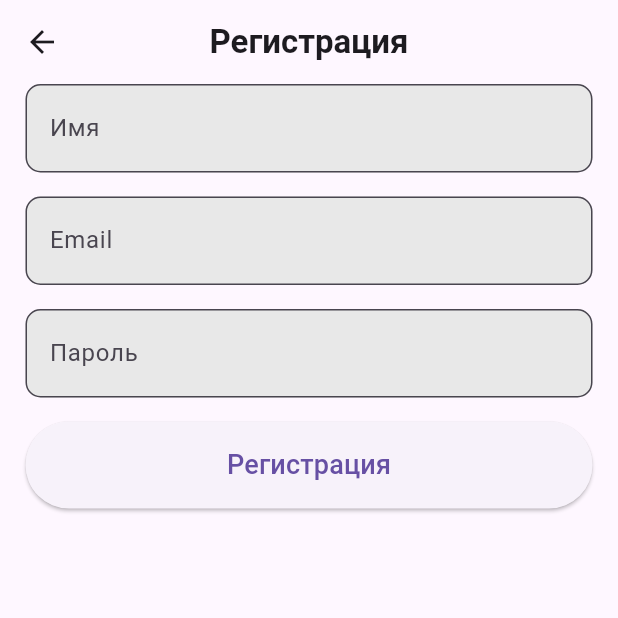
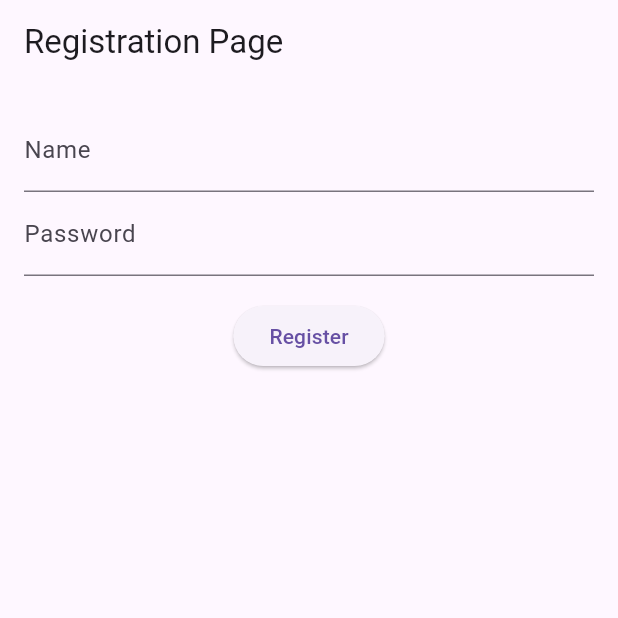
Before and after one commit to Rimas2200/TimetableChelGuFlutter, a Flutter app: the RegistrationPage screen opened directly, on a phone screen of 412 x 824 dp, the top half of it. Run offline on Flutter 3.47's test engine with Material 3 defaults, Android fonts, the phone set to English and light mode, and no system bars; missing offline and left inert: mysql1.

Commit message:
+сервер(фиксануть ошибку подключения)

```diff
--- a/lib/RegistrationPage.dart
+++ b/lib/RegistrationPage.dart
@@ -1,80 +1,59 @@
-// ignore: file_names
 import 'package:flutter/material.dart';
+import 'package:http/http.dart' as http;
 
-class RegistrationPage extends StatelessWidget {
-  // ignore: use_key_in_widget_constructors
-  const RegistrationPage();
+class RegistrationPage extends StatefulWidget {
+  @override
+  _RegistrationPageState createState() => _RegistrationPageState();
+}
+
+class _RegistrationPageState extends State<RegistrationPage> {
+  final TextEditingController _usernameController = TextEditingController();
+  final TextEditingController _passwordController = TextEditingController();
+
+  Future<void> _registerUser() async {
+    const url = 'http://127.0.0.1:3000/register';
+
+    final username = _usernameController.text;
+    final password = _passwordController.text;
+
+    final response = await http.post(
+      Uri.parse(url),
+      body: {
+        'name': username,
+        'password': password,
+      },
+    );
+
+    if (response.statusCode == 200) {
+      print('User registered successfully!');
+    } else {
+      print('Error occurred during registration');
+    }
+  }
 
   @override
   Widget build(BuildContext context) {
     return Scaffold(
       appBar: AppBar(
-        title: const Text(
-          'Регистрация',
-          style: TextStyle(fontWeight: FontWeight.bold),
-        ),
-        centerTitle: true,
+        title: Text('Registration Page'),
       ),
       body: Padding(
-        padding: const EdgeInsets.symmetric(horizontal: 17),
+        padding: EdgeInsets.all(16.0),
         child: Column(
-          mainAxisAlignment: MainAxisAlignment.start,
           children: [
-            SizedBox(
-              width: double.infinity,
-              child: TextFormField(
-                decoration: InputDecoration(
-                  labelText: 'Имя',
-                  border: OutlineInputBorder(
-                    borderRadius: BorderRadius.circular(10.0),
-                  ),
-                  fillColor: const Color.fromRGBO(232, 232, 232, 100),
-                  filled: true,
-                ),
-                style: const TextStyle(fontSize: 18),
-              ),
+            TextField(
+              controller: _usernameController,
+              decoration: InputDecoration(labelText: 'Name'),
             ),
-            const SizedBox(height: 16),
-            SizedBox(
-              width: double.infinity,
-              child: TextFormField(
-                decoration: InputDecoration(
-                  labelText: 'Email',
-                  border: OutlineInputBorder(
-                    borderRadius: BorderRadius.circular(10.0),
-                  ),
-                  fillColor: const Color.fromRGBO(232, 232, 232, 100),
-                  filled: true,
-                ),
-                style: const TextStyle(fontSize: 18),
-              ),
+            TextField(
+              controller: _passwordController,
+              decoration: const InputDecoration(labelText: 'Password'),
+              obscureText: true,
             ),
-            const SizedBox(height: 16),
-            SizedBox(
-              width: double.infinity,
-              child: TextFormField(
-                obscureText: true,
-                decoration: InputDecoration(
-                  labelText: 'Пароль',
-                  border: OutlineInputBorder(
-                    borderRadius: BorderRadius.circular(10.0),
-                  ),
-                  fillColor: const Color.fromRGBO(232, 232, 232, 100),
-                  filled: true,
-                ),
-                style: const TextStyle(fontSize: 18),
-              ),
-            ),
-            const SizedBox(height: 16),
-            SizedBox(
-              width: double.infinity,
-              child: ElevatedButton(
-                onPressed: () {},
-                style: ElevatedButton.styleFrom(
-                  padding: const EdgeInsets.symmetric(vertical: 16),
-                ),
-                child: const Text('Регистрация', style: TextStyle(fontSize: 18)),
-              ),
+            SizedBox(height: 16.0),
+            ElevatedButton(
+              onPressed: _registerUser,
+              child: Text('Register'),
             ),
           ],
         ),
--- a/lib/main.dart
+++ b/lib/main.dart
@@ -1,5 +1,5 @@
 import 'package:flutter/material.dart';
-import 'package:timetable_chel_gu/signup.dart';
+import 'package:timetable_chel_gu/RegistrationPage.dart';
 
 void main() {
   runApp(const MyApp());
@@ -17,7 +17,7 @@
       ),
       home: const MyHomePage(),
       routes: {
-        '/registration': (context) => SignUpPage(),
+        '/registration': (context) => RegistrationPage(),
       },
     );
   }
--- a/lib/signup.dart
+++ b/lib/signup.dart
@@ -60,7 +60,7 @@ Future<void> writeToDatabase(String name, String email, String password) async {
   final settings = ConnectionSettings(
     host: '127.0.0.1',
     port: 3306,
-    user: '',
+    user: 'root',
     password: '',
     db: 'timetable',
   );
--- a/pubspec.yaml
+++ b/pubspec.yaml
@@ -30,7 +30,8 @@ environment:
 dependencies:
   flutter:
     sdk: flutter
-  mysql1: ^0.19.0
+  mysql1: ^0.20.0
+  http: ^1.2.1
 
 
   # The following adds the Cupertino Icons font to your application.
```
Also changed, not shown: pubspec.lock, 3 other files.
